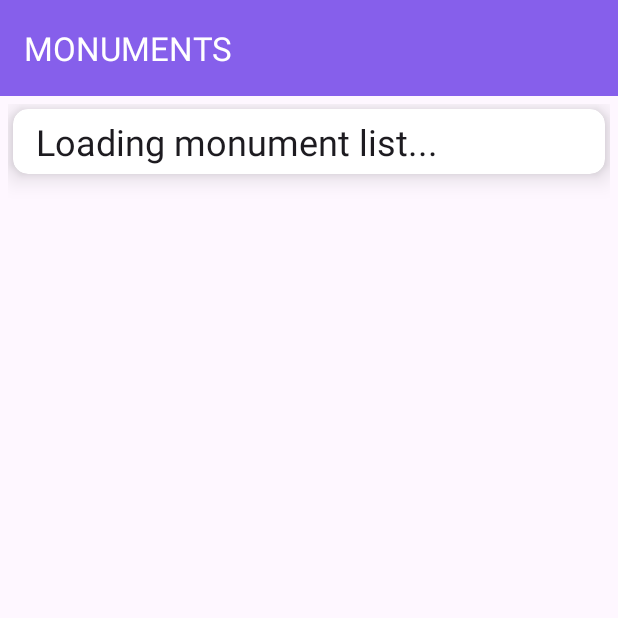
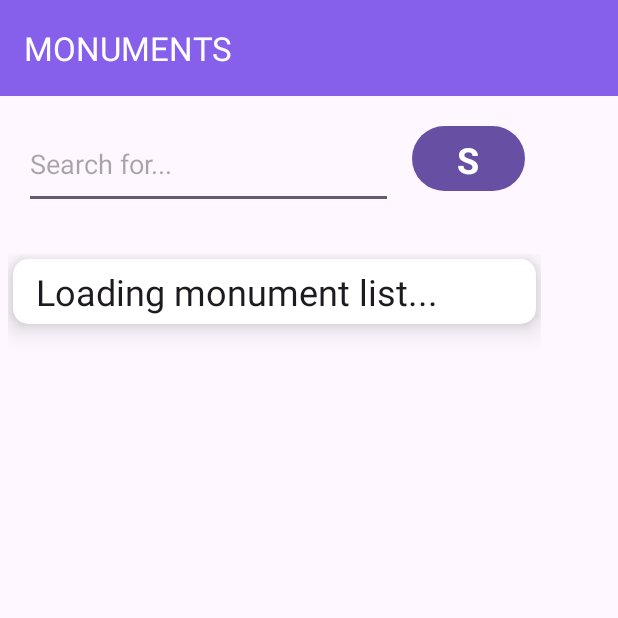
Before and after one commit to critinaVelasco/Travelinfo, an Android app: the screen it shows after launch (MainActivity), on a phone screen of 412 x 824 dp, the top half of it. Run offline under Robolectric (Android 15) with nearby library versions, the phone set to English and light mode, and no system bars; 4 statements that could not run were skipped.

Commit message:
"Botón de buscar"

```diff
--- a/app/src/main/res/layout/activity_main.xml
+++ b/app/src/main/res/layout/activity_main.xml
@@ -25,15 +25,53 @@
             app:titleTextColor="#FFFFFF" />
     </com.google.android.material.appbar.AppBarLayout>
 
+    <GridLayout
+        android:id="@+id/Search_lineral"
+        android:layout_width="366dp"
+        android:layout_height="100dp"
+        android:orientation="vertical"
+        android:padding="16dp"
+        app:layout_constraintBottom_toBottomOf="parent"
+        app:layout_constraintTop_toBottomOf="@id/app_bar_layout"
+        app:layout_constraintVertical_bias="0.0"
+        tools:ignore="MissingConstraints,NotSibling"
+        tools:layout_editor_absoluteX="9dp">
+
+        <EditText
+            android:id="@+id/plain_text_input"
+            android:layout_width="246dp"
+            android:layout_height="59dp"
+            android:hint="Search for..."
+            android:inputType="text"
+            app:layout_constraintTop_toBottomOf="@+id/app_bar_layout"
+            tools:ignore="TouchTargetSizeCheck" />
+
+        <Button
+            android:id="@+id/buttonSearch"
+            style="@style/Widget.Material3.CircularProgressIndicator"
+            android:layout_width="75dp"
+            android:layout_height="51dp"
+            android:layout_row="0"
+            android:layout_column="2"
+            android:icon="@android:drawable/ic_search_category_default"
+            android:text="S"
+            android:textColor="#FFFFFF"
+            android:textSize="24sp"
+            android:textStyle="bold"
+            app:layout_constraintTop_toBottomOf="@+id/app_bar_layout" />
+
+    </GridLayout>
+
     <androidx.recyclerview.widget.RecyclerView
         android:id="@+id/recyclerView"
-        android:layout_width="match_parent"
-        android:layout_height="0dp"
+        android:layout_width="355dp"
+        android:layout_height="552dp"
         android:layout_margin="5dp"
         app:layout_constraintBottom_toBottomOf="parent"
         app:layout_constraintEnd_toEndOf="parent"
+        app:layout_constraintHorizontal_bias="0.0"
         app:layout_constraintStart_toStartOf="parent"
-        app:layout_constraintTop_toBottomOf="@+id/app_bar_layout"
-        />
+        app:layout_constraintTop_toBottomOf="@+id/Search_lineral"
+        app:layout_constraintVertical_bias="0.0" />
 
 </androidx.constraintlayout.widget.ConstraintLayout>
```
Also changed, not shown: app/src/main/java/dte/masteriot/mdp/travelinfo/MainActivity.java (+41 -0 lines), app/src/main/res/menu/button_icon.xml (added, +20 -0 lines).
